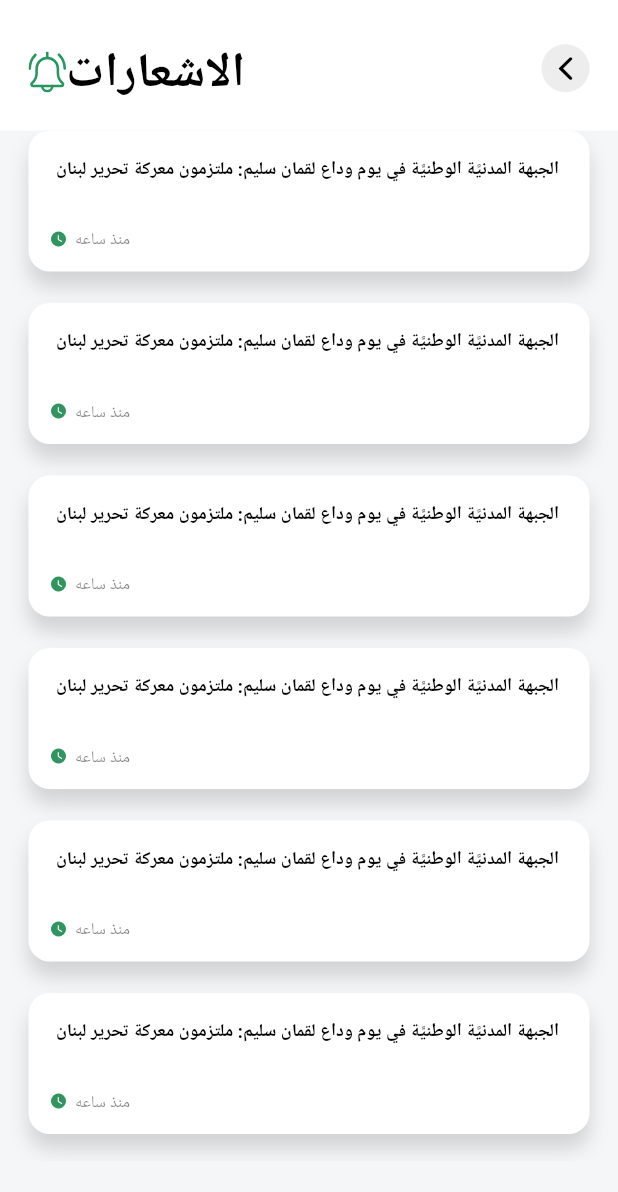
After one commit to orwaromeeah1/VDL-100.3-100.5-FM, a Flutter app: the NotificationPage screen opened directly, on a phone screen of 412 x 824 dp. The commit adds this screen. Shown: the top 1192 px of the screen. Run offline on Flutter 3.47's test engine with Material 2 defaults, Android fonts, the phone set to English and light mode, and no system bars; our stand-ins replace flutter_icons, flutter_svg, flutter_switch, persistent_bottom_nav_bar; missing offline and left inert: flutter_card_swipper; project files that could hold a hidden picture were left out.

Commit message:
Articles+NotificationsScreen

```diff
--- /dev/null
+++ b/lib/ui/notifications/page/notifications_page.dart
@@ -0,0 +1,87 @@
+import 'package:flutter/cupertino.dart';
+import 'package:flutter/material.dart';
+import 'package:flutter_card_swipper/flutter_card_swiper.dart';
+import 'package:flutter_icons/flutter_icons.dart';
+import 'package:flutter_svg/svg.dart';
+import 'package:vdl/ui/news/widgets/news_card_widget.dart';
+import 'package:vdl/ui/notifications/widgets/notifications_widget.dart';
+import 'package:vdl/utils/project_colors/project_color.dart';
+
+class NotificationPage extends StatefulWidget {
+  const NotificationPage({Key key}) : super(key: key);
+
+  @override
+  _NotificationPageState createState() => _NotificationPageState();
+}
+
+class _NotificationPageState extends State<NotificationPage> {
+  @override
+  Widget build(BuildContext context) {
+    var height = MediaQuery.of(context).size.height;
+    var width = MediaQuery.of(context).size.width;
+    return Scaffold(
+        backgroundColor: backgroundGrey,
+        body: Column(
+          children: [
+            Container(
+                color: Colors.white,
+                height: 87,
+                child: Padding(
+                  padding: const EdgeInsets.only(
+                      top: 27.0, right: 19, left: 19, bottom: 23),
+                  child: Row(
+                    mainAxisAlignment: MainAxisAlignment.spaceBetween,
+                    children: [
+                      Row(
+                        children: [
+                          Padding(
+                            padding: const EdgeInsets.only(top: 5.0),
+                            child: Container(
+                              height: 29,
+                              width: 25,
+                              child: SvgPicture.asset('assets/images/bell.svg'),
+                            ),
+                          ),
+                          Padding(
+                            padding: const EdgeInsets.only(right: 10),
+                            child: Text(
+                              'الاشعارات',
+                              style: TextStyle(
+                                fontSize: 32,
+                                color: Colors.black,
+                                fontWeight: FontWeight.bold,
+                              ),
+                            ),
+                          ),
+                        ],
+                      ),
+                      InkWell(
+                        onTap: () => Navigator.pop(context),
+                        child: CircleAvatar(
+                          radius: 16,
+                          child: Directionality(
+                            textDirection: TextDirection.ltr,
+                            child: Icon(
+                              CupertinoIcons.back,
+                              color: Colors.black,
+                            ),
+                          ),
+                          backgroundColor: black.withOpacity(0.07),
+                        ),
+                      ),
+                    ],
+                  ),
+                )),
+            Container(
+                child: Expanded(
+              child: ListView.builder(
+                  itemBuilder: (context, index) => NotificationCardWidget(),
+                  itemCount: 20),
+            )),
+            SizedBox(
+              height: 50,
+            )
+          ],
+        ));
+  }
+}
--- /dev/null
+++ b/lib/ui/notifications/widgets/notifications_widget.dart
@@ -0,0 +1,67 @@
+import 'package:flutter/material.dart';
+import 'package:vdl/utils/project_colors/project_color.dart';
+
+class NotificationCardWidget extends StatelessWidget {
+  const NotificationCardWidget({
+    Key key,
+  }) : super(key: key);
+
+  @override
+  Widget build(BuildContext context) {
+    return Padding(
+      padding: const EdgeInsets.only(left: 19.0, right: 19, bottom: 21),
+      child: Container(
+        decoration: BoxDecoration(boxShadow: [
+          BoxShadow(
+            color: Colors.black.withOpacity(0.14),
+            blurRadius: 10,
+            offset: Offset(0, 10),
+          ),
+        ], color: Colors.white, borderRadius: BorderRadius.circular(14)),
+        height: 94,
+        child: Padding(
+          padding:
+              const EdgeInsets.only(top: 17.0, left: 14, right: 16, bottom: 14),
+          child: Column(
+            children: [
+              Container(
+                height: 48,
+                child: Text(
+                  'الجبهة المدنيَّة الوطنيَّة في يوم وداع لقمان سليم: ملتزمون معركة تحرير لبنان',
+                  maxLines: 2,
+                  style: TextStyle(
+                    fontSize: 12,
+                    color: Colors.black,
+                    fontWeight: FontWeight.bold,
+                  ),
+                ),
+              ),
+              Container(
+                height: 14,
+                child: Row(
+                  children: [
+                    Icon(
+                      Icons.watch_later,
+                      color: green,
+                      size: 12,
+                    ),
+                    SizedBox(
+                      width: 5,
+                    ),
+                    Text(
+                      'منذ ساعه',
+                      style: TextStyle(
+                        fontSize: 11,
+                        color: Colors.black.withOpacity(0.5),
+                      ),
+                    )
+                  ],
+                ),
+              ),
+            ],
+          ),
+        ),
+      ),
+    );
+  }
+}
--- a/lib/utils/project_colors/project_color.dart
+++ b/lib/utils/project_colors/project_color.dart
@@ -9,3 +9,4 @@ const black = Color(0xff000000);
 
 const brown = Color(0xffDB934C);
 const iconGrey = Color(0xff9B9B9B);
+const darkBlue = Color(0xff2A2839);
```
Also changed, not shown: lib/ui/ArticleDetails/page/article_details.dart (added, +344 -0 lines), lib/ui/Articles/page/articles.dart (added, +73 -0 lines), lib/ui/Articles/widgets/article_card_widget.dart (added, +119 -0 lines), lib/ui/menu/page/menu_page.dart (+10 -1 lines), lib/ui/news/page/news_page.dart (+20 -6 lines), assets/images/article.png (added), assets/images/bell.svg (added).
